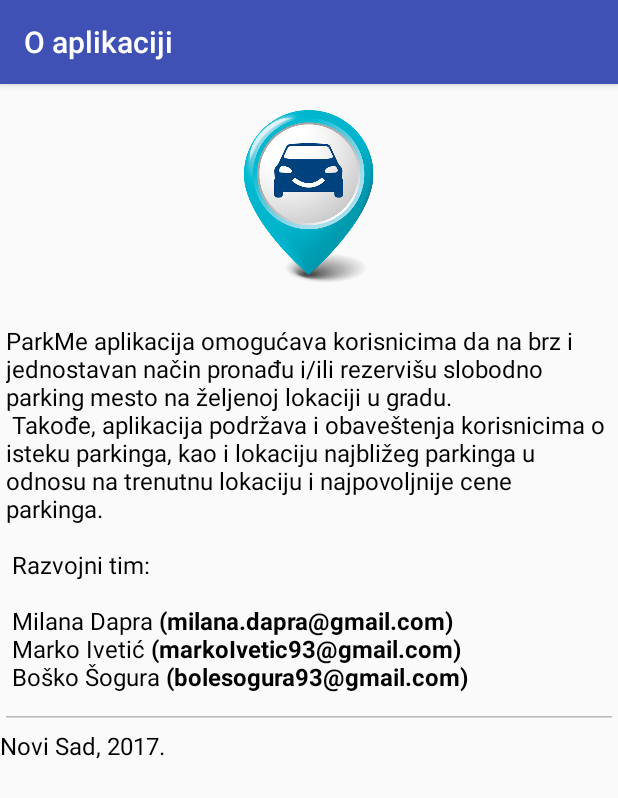
After one commit to PMA2017/Tim12, an Android app: the AboutActivity screen opened directly, with no data from a screen before it, on a phone screen of 412 x 824 dp. The commit adds this screen. Shown: the top 798 px of the screen. Run offline under Robolectric (Android 15) with nearby library versions, the phone set to English and light mode, and no system bars.

Commit message:
about dijalog

```diff
--- a/ParkMe/app/src/main/AndroidManifest.xml
+++ b/ParkMe/app/src/main/AndroidManifest.xml
@@ -80,6 +80,9 @@
         <activity
             android:name=".activities.MyReservationsActivity"
             android:label="Moje rezervacije" />
+        <activity
+            android:name=".activities.AboutActivity"
+            android:label="O aplikaciji" />
     </application>
 
 </manifest>
--- /dev/null
+++ b/ParkMe/app/src/main/java/com/example/parkingApp/parkme/activities/AboutActivity.java
@@ -0,0 +1,15 @@
+package com.example.parkingApp.parkme.activities;
+
+import android.os.Bundle;
+import android.support.v7.app.AppCompatActivity;
+
+import com.example.parkingApp.parkme.R;
+
+public class AboutActivity extends AppCompatActivity {
+    @Override
+    protected void onCreate(Bundle savedInstanceState) {
+        super.onCreate(savedInstanceState);
+
+        setContentView(R.layout.about);
+    }
+}
--- a/ParkMe/app/src/main/java/com/example/parkingApp/parkme/activities/MainPageActivity.java
+++ b/ParkMe/app/src/main/java/com/example/parkingApp/parkme/activities/MainPageActivity.java
@@ -272,6 +272,8 @@
             startActivity(preference);
             //..
         } else if (position == 2) {
+            Intent in = new Intent(MainPageActivity.this, AboutActivity.class);
+            startActivity(in);
 
         } else if (position == 3) {
             Intent preference = new Intent(MainPageActivity.this, MyReservationsActivity.class);
--- a/ParkMe/app/src/main/java/com/example/parkingApp/parkme/servicecall/ApiUtils.java
+++ b/ParkMe/app/src/main/java/com/example/parkingApp/parkme/servicecall/ApiUtils.java
@@ -4,8 +4,8 @@
 
     private ApiUtils() {}
 
-    //public static final String BASE_URL = "http://fast-hamlet-58581.herokuapp.com/";
-    public static final String BASE_URL = "http://192.168.0.101:9000/";
+    public static final String BASE_URL = "http://fast-hamlet-58581.herokuapp.com/";
+    //public static final String BASE_URL = "http://192.168.0.101:9000/";
 
     public static ParkingService getAPIService() {
 
--- /dev/null
+++ b/ParkMe/app/src/main/res/layout/about.xml
@@ -0,0 +1,31 @@
+<?xml version="1.0" encoding="utf-8"?>
+<RelativeLayout xmlns:android="http://schemas.android.com/apk/res/android"
+    android:orientation="vertical" android:layout_width="match_parent"
+    android:layout_height="match_parent">
+
+    <ImageView
+        android:id="@+id/logo"
+        android:layout_width="match_parent"
+        android:layout_height="150dp"
+        android:src="@drawable/parking"
+        />
+
+    <EditText
+        android:id="@+id/about"
+        android:layout_width="match_parent"
+        android:layout_height="280dp"
+        android:layout_below="@+id/logo"
+        android:textSize="16sp"
+        android:textColor="@color/black"
+        android:enabled="false"
+        android:text="@string/about_txt"
+        />
+
+    <TextView android:layout_height="30dp"
+        android:layout_width="match_parent"
+        android:text="Novi Sad, 2017."
+        android:textSize="16sp"
+        android:textColor="@color/black"
+        android:layout_below="@+id/about"/>
+
+</RelativeLayout>
--- a/ParkMe/app/src/main/res/values/strings.xml
+++ b/ParkMe/app/src/main/res/values/strings.xml
@@ -64,6 +64,15 @@
     <string name="about_long">Saznajte više</string>
     <string name="sync_data_long">Lista mojih rezervacija</string>
 
+    <string name="about_txt">ParkMe aplikacija omogućava korisnicima da na brz i jednostavan način pronađu i/ili rezervišu
+    slobodno parking mesto na željenoj lokaciji u gradu. \n Takođe, aplikacija podržava i obaveštenja korisnicima o
+    isteku parkinga, kao i lokaciju najbližeg parkinga u odnosu na trenutnu lokaciju i najpovoljnije cene parkinga. \n \n
+        Razvojni tim: \n \n
+        Milana Dapra       <b>(milana.dapra@gmail.com)</b> \n
+        Marko Ivetić       <b>(markoIvetic93@gmail.com)</b> \n
+        Boško Šogura       <b>(bolesogura93@gmail.com)</b> \n
+    </string>
+
     <string name="pref_sync_title">Dozvoli sinhronizaciju</string>
     <string name="pref_sync_summ">Dozvoli aplikaciji da sinhronizuje automatski, kada je wifi dostupan</string>
     <string name="pref_syncConnectionType">Interval sinhronizacije</string>
```
